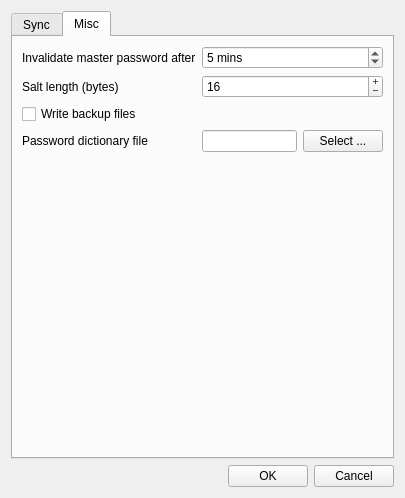
Old version of the form ctSESAM/optionsdialog.ui in the repository 607011/Qt-SESAM.
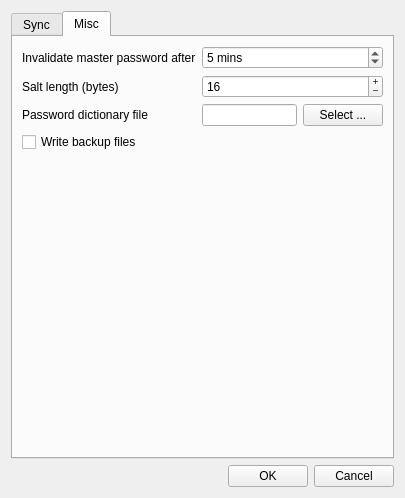
New version of the form. The open tabs and pages were chosen to show the change.

```diff
--- a/ctSESAM/optionsdialog.ui
+++ b/ctSESAM/optionsdialog.ui
@@ -324,13 +324,6 @@
            </property>
           </widget>
          </item>
-         <item row="2" column="0">
-          <widget class="QCheckBox" name="writeBackupsCheckBox">
-           <property name="text">
-            <string>Write backup files</string>
-           </property>
-          </widget>
-         </item>
          <item row="3" column="0">
           <widget class="QLabel" name="label_9">
            <property name="text">
@@ -352,6 +345,13 @@
            </item>
           </layout>
          </item>
+         <item row="4" column="0">
+          <widget class="QCheckBox" name="writeBackupsCheckBox">
+           <property name="text">
+            <string>Write backup files</string>
+           </property>
+          </widget>
+         </item>
         </layout>
        </item>
        <item>
```
